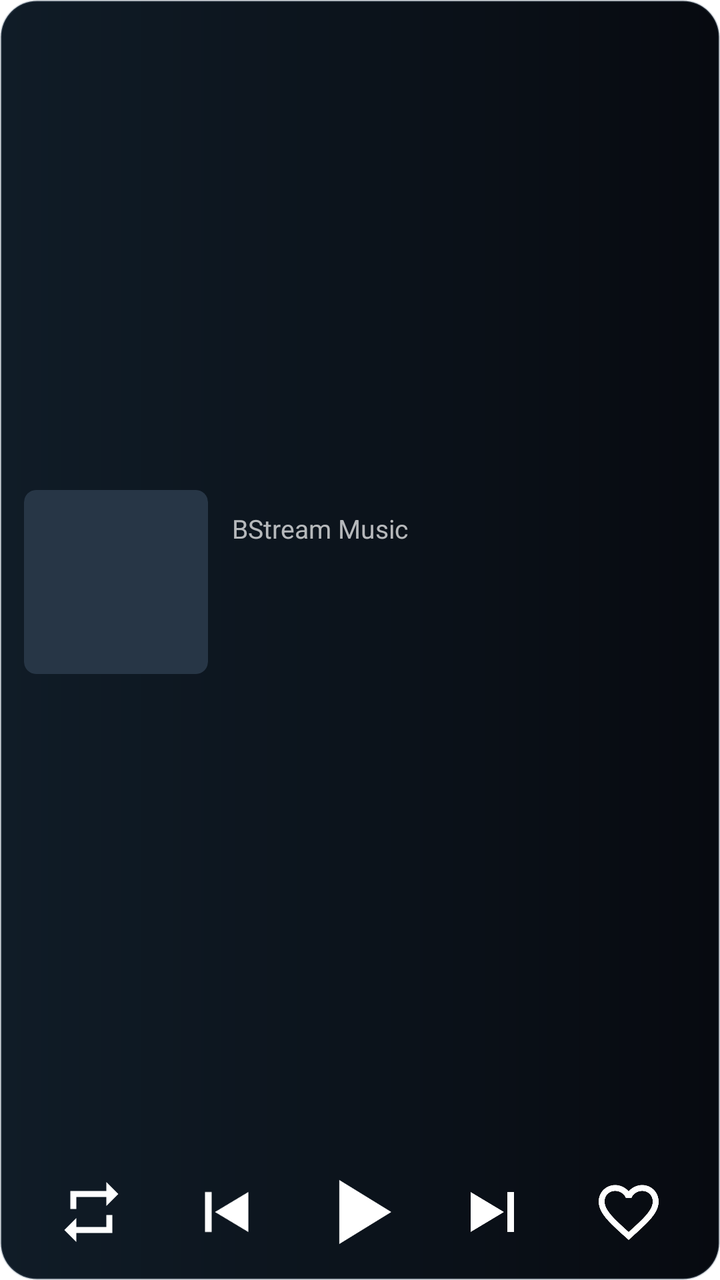
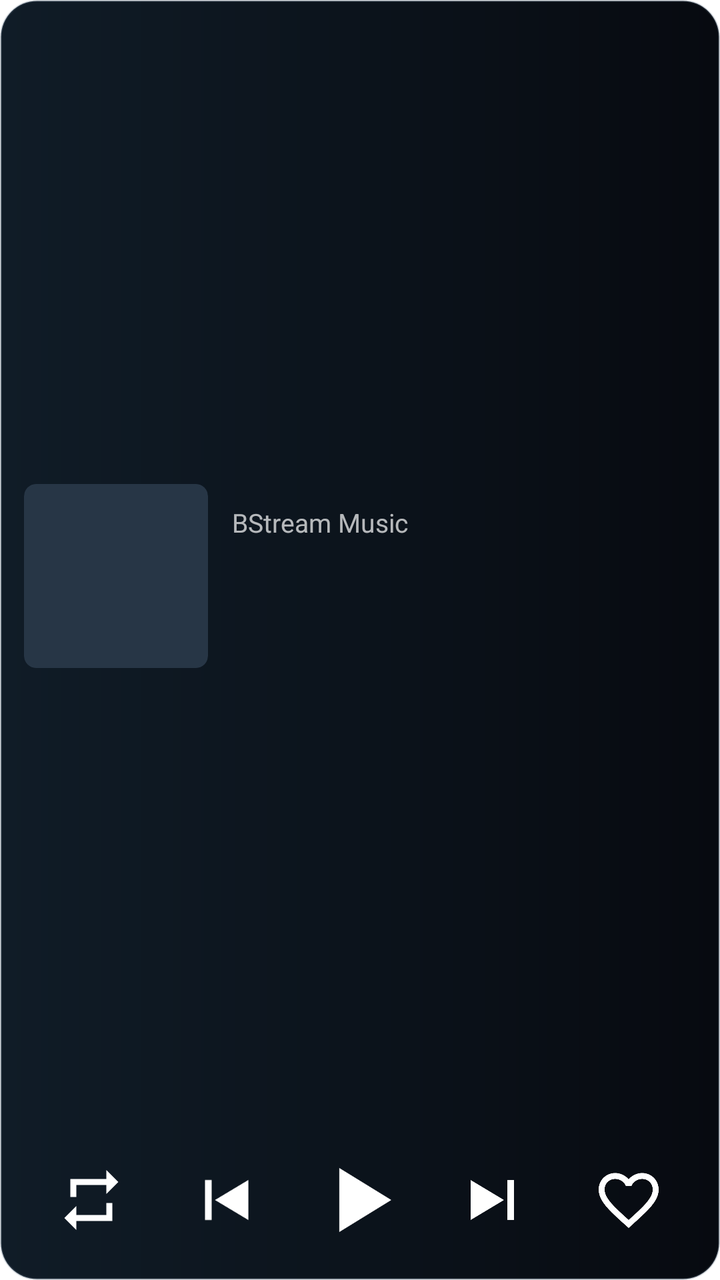

An Android layout rendered at two revisions. The XML below is the earlier revision; the diff shows what the commit changed to produce the second picture.
<!-- AndroidManifest.xml: fallback theme Theme.MaterialComponents.DayNight.NoActionBar -->
<!-- res/layout/bstream_music_widget_expanded.xml -->
<?xml version="1.0" encoding="utf-8"?>
<FrameLayout xmlns:android="http://schemas.android.com/apk/res/android"
    android:layout_width="match_parent"
    android:layout_height="match_parent"
    android:layout_marginStart="4dp"
    android:layout_marginEnd="4dp"
    android:layout_marginTop="4dp"
    android:layout_marginBottom="0dp"
    android:background="@drawable/bstream_widget_background">

    <include
        layout="@layout/bstream_widget_backdrop_crossfade"
        android:layout_width="match_parent"
        android:layout_height="match_parent" />

    <LinearLayout
        android:id="@+id/widget_card"
        android:layout_width="match_parent"
        android:layout_height="match_parent"
        android:gravity="center_vertical"
        android:orientation="vertical"
        android:paddingHorizontal="12dp"
        android:paddingTop="2dp"
        android:paddingBottom="10dp">

        <LinearLayout
            android:id="@+id/widget_metadata"
            android:layout_width="match_parent"
            android:layout_height="0dp"
            android:layout_weight="1"
            android:gravity="center_vertical"
            android:orientation="horizontal">

            <include
                layout="@layout/bstream_widget_artwork_crossfade"
                android:layout_width="92dp"
                android:layout_height="92dp" />

            <LinearLayout
                android:layout_width="0dp"
                android:layout_height="wrap_content"
                android:layout_marginStart="12dp"
                android:layout_weight="1"
                android:gravity="center_vertical"
                android:orientation="vertical">

                <TextView
                    android:id="@+id/widget_player_name"
                    android:layout_width="match_parent"
                    android:layout_height="wrap_content"
                    android:ellipsize="end"
                    android:singleLine="true"
                    android:text="@string/widget_player_name"
                    android:textColor="#B3FFFFFF"
                    android:textSize="13sp" />

                <TextView
                    android:id="@+id/widget_title"
                    android:layout_width="match_parent"
                    android:layout_height="wrap_content"
                    android:layout_marginTop="5dp"
                    android:ellipsize="end"
                    android:fontFamily="sans-serif-medium"
                    android:textStyle="bold"
                    android:singleLine="true"
                    android:textColor="#FFFFFFFF"
                    android:textSize="18sp" />

                <TextView
                    android:id="@+id/widget_artist"
                    android:layout_width="match_parent"
                    android:layout_height="wrap_content"
                    android:layout_marginTop="5dp"
                    android:ellipsize="end"
                    android:singleLine="true"
                    android:textColor="#D7DDE3E8"
                    android:textSize="14sp" />
            </LinearLayout>
        </LinearLayout>

        <LinearLayout
            android:id="@+id/widget_controls"
            android:layout_width="match_parent"
            android:layout_height="48dp"
            android:layout_marginTop="2dp"
            android:gravity="center"
            android:orientation="horizontal">

            <ImageView
                android:id="@+id/widget_repeat"
                android:layout_width="0dp"
                android:layout_height="48dp"
                android:layout_weight="1"
                android:background="@android:color/transparent"
                android:contentDescription="@string/widget_repeat"
                android:padding="4dp"
                android:src="@drawable/bstream_widget_repeat"
                android:scaleType="fitCenter"
                android:tint="#FFFFFFFF" />

            <ImageView
                android:id="@+id/widget_previous"
                android:layout_width="0dp"
                android:layout_height="48dp"
                android:layout_weight="1"
                android:background="@android:color/transparent"
                android:contentDescription="@string/widget_previous"
                android:padding="4dp"
                android:src="@drawable/bstream_widget_previous"
                android:scaleType="fitCenter"
                android:tint="#FFFFFFFF" />

            <ImageView
                android:id="@+id/widget_play_pause"
                android:layout_width="0dp"
                android:layout_height="48dp"
                android:layout_weight="1"
                android:background="@android:color/transparent"
                android:contentDescription="@string/widget_play_pause"
                android:padding="0dp"
                android:src="@drawable/bstream_widget_play"
                android:scaleType="fitCenter"
                android:tint="#FFFFFFFF" />

            <ImageView
                android:id="@+id/widget_next"
                android:layout_width="0dp"
                android:layout_height="48dp"
                android:layout_weight="1"
                android:background="@android:color/transparent"
                android:contentDescription="@string/widget_next"
                android:padding="4dp"
                android:src="@drawable/bstream_widget_next"
                android:scaleType="fitCenter"
                android:tint="#FFFFFFFF" />

            <ImageView
                android:id="@+id/widget_favorite"
                android:layout_width="0dp"
                android:layout_height="48dp"
                android:layout_weight="1"
                android:background="@android:color/transparent"
                android:contentDescription="@string/widget_favorite"
                android:padding="4dp"
                android:src="@drawable/bstream_widget_heart_outline"
                android:scaleType="fitCenter"
                android:tint="#FFFFFFFF" />
        </LinearLayout>
    </LinearLayout>
</FrameLayout>
<!-- res/layout/bstream_widget_backdrop_crossfade.xml (included above) -->
<?xml version="1.0" encoding="utf-8"?>
<ViewFlipper xmlns:android="http://schemas.android.com/apk/res/android"
    android:id="@+id/widget_backdrop"
    android:layout_width="match_parent"
    android:layout_height="match_parent"
    android:animateFirstView="true"
    android:autoStart="false"
    android:background="@drawable/bstream_widget_clip_outline"
    android:clipToOutline="true"
    android:contentDescription="@null"
    android:inAnimation="@anim/bstream_widget_fade_in"
    android:outAnimation="@anim/bstream_widget_fade_out">

    <ImageView
        android:id="@+id/widget_backdrop_first"
        android:layout_width="match_parent"
        android:layout_height="match_parent"
        android:contentDescription="@null"
        android:scaleType="fitXY" />

    <ImageView
        android:id="@+id/widget_backdrop_second"
        android:layout_width="match_parent"
        android:layout_height="match_parent"
        android:contentDescription="@null"
        android:scaleType="fitXY" />
</ViewFlipper>
<!-- res/layout/bstream_widget_artwork_crossfade.xml (included above) -->
<?xml version="1.0" encoding="utf-8"?>
<ViewFlipper xmlns:android="http://schemas.android.com/apk/res/android"
    android:id="@+id/widget_artwork"
    android:layout_width="match_parent"
    android:layout_height="match_parent"
    android:animateFirstView="true"
    android:autoStart="false"
    android:background="@drawable/bstream_widget_artwork_background"
    android:clipToOutline="true"
    android:contentDescription="@string/widget_artwork_description"
    android:inAnimation="@anim/bstream_widget_fade_in"
    android:outAnimation="@anim/bstream_widget_fade_out">

    <ImageView
        android:id="@+id/widget_artwork_first"
        android:layout_width="match_parent"
        android:layout_height="match_parent"
        android:contentDescription="@null"
        android:scaleType="centerCrop" />

    <ImageView
        android:id="@+id/widget_artwork_second"
        android:layout_width="match_parent"
        android:layout_height="match_parent"
        android:contentDescription="@null"
        android:scaleType="centerCrop" />
</ViewFlipper>
<!-- resources referenced by this layout -->
<resources>
  <!-- drawable bstream_widget_artwork_background (drawable) -->
  <?xml version="1.0" encoding="utf-8"?>
  <shape xmlns:android="http://schemas.android.com/apk/res/android" android:shape="rectangle">
      <corners android:radius="6dp" />
      <solid android:color="#FF273646" />
  </shape>
  <!-- drawable bstream_widget_background (drawable) -->
  <?xml version="1.0" encoding="utf-8"?>
  <shape xmlns:android="http://schemas.android.com/apk/res/android" android:shape="rectangle">
      <corners android:radius="18dp" />
      <gradient android:angle="0" android:startColor="#FF101C27" android:endColor="#FF070A10" />
      <stroke android:width="1dp" android:color="#405E7182" />
  </shape>
  <!-- drawable bstream_widget_clip_outline (drawable) -->
  <?xml version="1.0" encoding="utf-8"?>
  <shape xmlns:android="http://schemas.android.com/apk/res/android" android:shape="rectangle">
      <corners android:radius="18dp" />
      <solid android:color="#00000000" />
  </shape>
  <!-- drawable bstream_widget_heart_outline (drawable) -->
  <vector xmlns:android="http://schemas.android.com/apk/res/android"
      android:width="32dp"
      android:height="32dp"
      android:viewportWidth="24"
      android:viewportHeight="24">
      <group android:pivotX="12" android:pivotY="12" android:scaleX="0.9" android:scaleY="0.9">
      <path
          android:fillColor="#FFFFFFFF"
          android:pathData="M16.5,3c-1.74,0 -3.41,0.81 -4.5,2.09C10.91,3.81 9.24,3 7.5,3 4.42,3 2,5.42 2,8.5c0,3.78 3.4,6.86 8.55,11.54L12,21.35l1.45,-1.32C18.6,15.36 22,12.28 22,8.5 22,5.42 19.58,3 16.5,3zM12.1,18.55l-0.1,0.1 -0.1,-0.1C7.14,14.24 4,11.39 4,8.5 4,6.5 5.5,5 7.5,5c1.54,0 3.04,0.99 3.57,2.36h1.87C13.46,5.99 14.96,5 16.5,5 18.5,5 20,6.5 20,8.5c0,2.89 -3.14,5.74 -7.9,10.05z" />
      </group>
  </vector>
  <!-- drawable bstream_widget_next (drawable) -->
  <vector xmlns:android="http://schemas.android.com/apk/res/android"
      android:width="32dp"
      android:height="32dp"
      android:viewportWidth="24"
      android:viewportHeight="24">
      <path
          android:fillColor="#FFFFFFFF"
          android:pathData="M16,6h2v12h-2zM5,6v12l10,-6z" />
  </vector>
  <!-- drawable bstream_widget_play (drawable) -->
  <vector xmlns:android="http://schemas.android.com/apk/res/android"
      android:width="32dp"
      android:height="32dp"
      android:viewportWidth="24"
      android:viewportHeight="24">
      <path
          android:fillColor="#FFFFFFFF"
          android:pathData="M7,4v16l13,-8z" />
  </vector>
  <!-- drawable bstream_widget_previous (drawable) -->
  <vector xmlns:android="http://schemas.android.com/apk/res/android"
      android:width="32dp"
      android:height="32dp"
      android:viewportWidth="24"
      android:viewportHeight="24">
      <path
          android:fillColor="#FFFFFFFF"
          android:pathData="M6,6h2v12H6zM19,6v12l-10,-6z" />
  </vector>
  <!-- drawable bstream_widget_repeat (drawable) -->
  <vector xmlns:android="http://schemas.android.com/apk/res/android"
      android:width="32dp"
      android:height="32dp"
      android:viewportWidth="24"
      android:viewportHeight="24">
      <group android:pivotX="12" android:pivotY="12" android:scaleX="0.9" android:scaleY="0.9">
      <path
          android:fillColor="#FFFFFFFF"
          android:pathData="M7,7h10v3l4,-4 -4,-4v3H5v6h2V7zM17,17H7v-3l-4,4 4,4v-3h12v-6h-2v4z" />
      </group>
  </vector>
  <string name="widget_artwork_description">Portada de la canción</string>
  <string name="widget_favorite">Favoritos</string>
  <string name="widget_next">Siguiente</string>
  <string name="widget_play_pause">Reproducir o pausar</string>
  <string name="widget_player_name">BStream Music</string>
  <string name="widget_previous">Anterior</string>
  <string name="widget_repeat">Repetir</string>
</resources>

<!-- the commit's change to res/layout/bstream_music_widget_expanded.xml (unified diff, before → after) -->
@@ -21,7 +21,7 @@
         android:orientation="vertical"
         android:paddingHorizontal="12dp"
         android:paddingTop="2dp"
-        android:paddingBottom="10dp">
+        android:paddingBottom="16dp">
 
         <LinearLayout
             android:id="@+id/widget_metadata"
